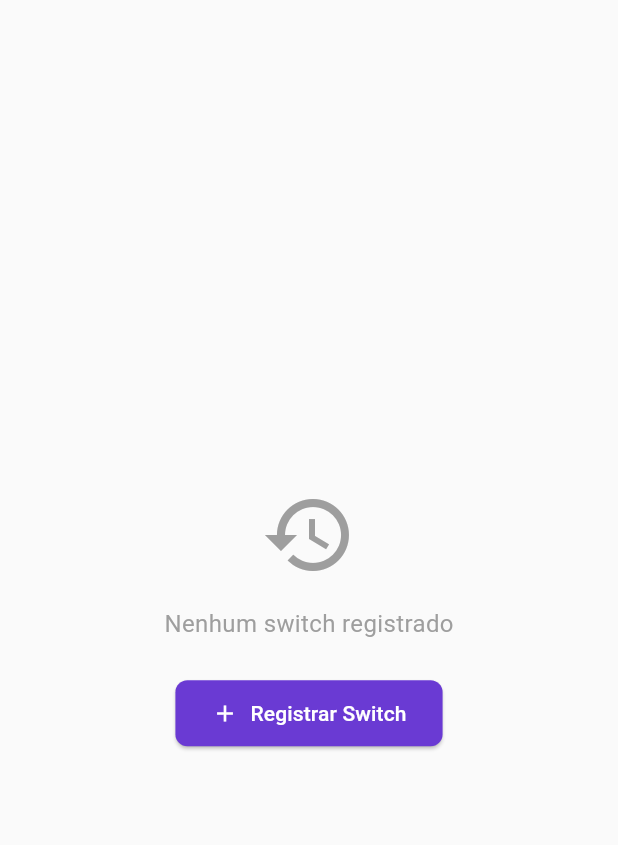
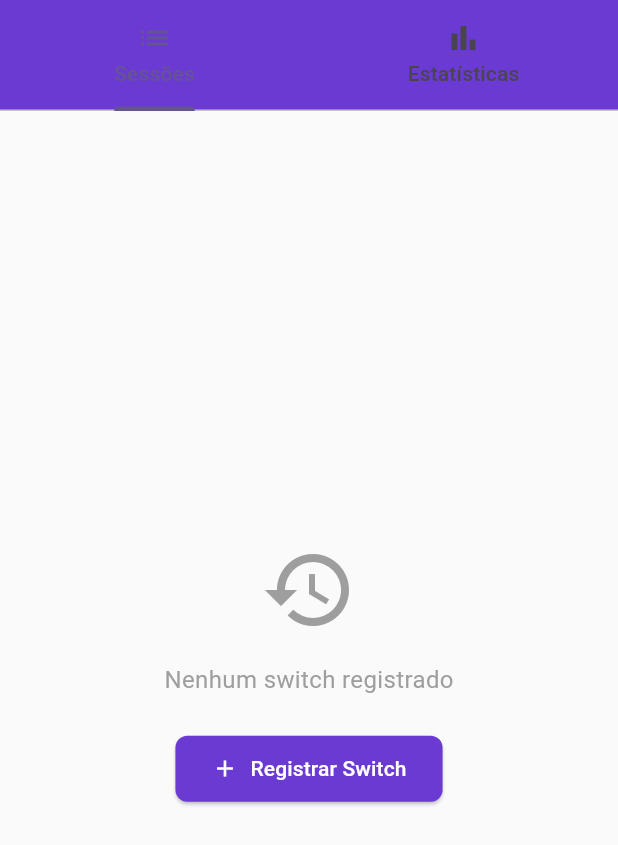
Before and after one commit to LFSunflower/switch_tracker, a Flutter app: the HistoryPage screen opened directly, on a phone screen of 412 x 824 dp. Shown: the top 845 px of the screen. Run offline on Flutter 3.47's test engine with Material 3 defaults, Android fonts, the phone set to English and light mode, and no system bars; our stand-ins replace supabase_flutter; accounts and stored records are empty.

Commit message:
adição de estatisticas

```diff
--- a/lib/features/history/history_page.dart
+++ b/lib/features/history/history_page.dart
@@ -9,6 +9,7 @@ import '../../controllers/session_controller.dart';
 import '../../core/utils/logger.dart';
 // Importação do widget de lista de histórico
 import 'widgets/history_list.dart';
+import 'widgets/statistics_view.dart';
 
 // Definição do widget HistoryPage como StatefulWidget
 class HistoryPage extends StatefulWidget {
@@ -21,12 +22,19 @@ class HistoryPage extends StatefulWidget {
 }
 
 // Classe de estado para HistoryPage
-class _HistoryPageState extends State<HistoryPage> {
-  // Método chamado quando o widget é inicializado
+class _HistoryPageState extends State<HistoryPage> with SingleTickerProviderStateMixin {
+  late TabController _tabController;
+
   @override
   void initState() {
     super.initState();
-    // Não carregar aqui, deixar que a HomePage carregue
+    _tabController = TabController(length: 2, vsync: this);
+  }
+
+  @override
+  void dispose() {
+    _tabController.dispose();
+    super.dispose();
   }
 
   // Método assíncrono para carregar as sessões
@@ -54,12 +62,22 @@ class _HistoryPageState extends State<HistoryPage> {
   Widget build(BuildContext context) {
     // Scaffold é a estrutura base da página
     return Scaffold(
+      appBar: AppBar(
+        toolbarHeight: 0,
+        bottom: TabBar(
+          controller: _tabController,
+          tabs: const [
+            Tab(icon: Icon(Icons.list), text: 'Sessões'),
+            Tab(icon: Icon(Icons.bar_chart), text: 'Estatísticas'),
+          ],
+        ),
+      ),
       // Consome o SessionController do Provider para reatividade
       body: Consumer<SessionController>(
         // Builder que reconstrói quando o controlador muda
         builder: (context, controller, _) {
           // Verifica se o controlador está carregando dados
-          if (controller.isLoading) {
+          if (controller.isLoading && controller.allSessions.isEmpty) {
             // Exibe um indicador de carregamento no centro
             return const Center(child: CircularProgressIndicator());
           }
@@ -111,14 +129,56 @@ class _HistoryPageState extends State<HistoryPage> {
           }
 
           // Se há sessões, exibe a lista com funcionalidade de refresh
-          return RefreshIndicator(
-            // Função chamada ao fazer pull-to-refresh
-            onRefresh: _loadSessions,
-            // Widget que exibe a lista de histórico
-            child: HistoryList(sessions: controller.allSessions),
+          return Column(
+            children: [
+              Padding(
+                padding: const EdgeInsets.all(8.0),
+                child: SingleChildScrollView(
+                  scrollDirection: Axis.horizontal,
+                  child: Row(
+                    children: [
+                      _buildFilterChip(context, controller, 'all', 'Tudo'),
+                      const SizedBox(width: 8),
+                      _buildFilterChip(context, controller, 'today', 'Hoje'),
+                      const SizedBox(width: 8),
+                      _buildFilterChip(context, controller, 'week', 'Esta Semana'),
+                      const SizedBox(width: 8),
+                      _buildFilterChip(context, controller, 'month', 'Este Mês'),
+                    ],
+                  ),
+                ),
+              ),
+              Expanded(
+                child: TabBarView(
+                  controller: _tabController,
+                  children: [
+                    RefreshIndicator(
+                      // Função chamada ao fazer pull-to-refresh
+                      onRefresh: _loadSessions,
+                      // Widget que exibe a lista de histórico
+                      child: HistoryList(sessions: controller.filteredSessions),
+                    ),
+                    const StatisticsView(),
+                  ],
+                ),
+              ),
+            ],
           );
         },
       ),
     );
   }
+
+  Widget _buildFilterChip(BuildContext context, SessionController controller, String value, String label) {
+    final isSelected = controller.currentFilter == value;
+    return FilterChip(
+      label: Text(label),
+      selected: isSelected,
+      onSelected: (selected) {
+        if (selected) {
+          controller.setFilter(value);
+        }
+      },
+    );
+  }
 }
```
Also changed, not shown: lib/auth/auth_gate.dart (+35 -19 lines), lib/controllers/session_controller.dart (+29 -0 lines), lib/core/utils/time_utils.dart (+54 -26 lines), lib/data/models/front_session.dart (+47 -23 lines), lib/features/history/widgets/statistics_view.dart (added, +163 -0 lines).
